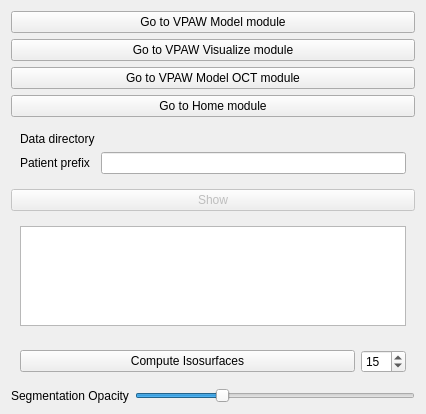
This is Modules/Scripted/VPAWVisualizeOCT/Resources/UI/VPAWVisualizeOCT.ui in Leengit/vpaw as Qt 5 draws it before an edit. The edited form follows.
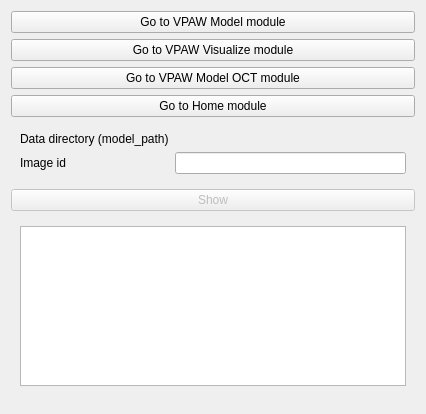
This is the edited form. Custom widgets are drawn as their Qt base class.

Commit message:
BUG: Remove extraneous code and widgets from VPAWVisualizeOCT
Remove parts from VPAWVisualizeOCT that mimicked parts of
VPAWVisualize but were not appropriate.  Support for the combination
of 2-dimensional slices into a 3-dimensional volume can be added to
VPAWVisualizeOCT once the combination is supported by the
uncbiag/OCTSeg pipeline.

```diff
--- a/Modules/Scripted/VPAWVisualizeOCT/Resources/UI/VPAWVisualizeOCT.ui
+++ b/Modules/Scripted/VPAWVisualizeOCT/Resources/UI/VPAWVisualizeOCT.ui
@@ -75,14 +75,14 @@
       <item row="0" column="0">
        <widget class="QLabel" name="dataDirectoryLabel">
         <property name="text">
-         <string>Data directory</string>
+         <string>Data directory (model_path)</string>
         </property>
        </widget>
       </item>
       <item row="1" column="0">
        <widget class="QLabel" name="patientPrefixLabel">
         <property name="text">
-         <string>Patient prefix</string>
+         <string>Image id</string>
         </property>
        </widget>
       </item>
@@ -131,105 +131,6 @@
      </layout>
     </widget>
    </item>
-   <item alignment="Qt::AlignTop">
-    <widget class="QStackedWidget" name="computeIsosurfacesStackedWidget">
-     <property name="currentIndex">
-      <number>0</number>
-     </property>
-     <widget class="QWidget" name="page">
-      <layout class="QHBoxLayout" name="horizontalLayout">
-       <item>
-        <widget class="QPushButton" name="computeIsosurfacesButton">
-         <property name="text">
-          <string>Compute Isosurfaces</string>
-         </property>
-        </widget>
-       </item>
-       <item>
-        <widget class="QSpinBox" name="numberOfIsosurfaceValues">
-         <property name="sizePolicy">
-          <sizepolicy hsizetype="Minimum" vsizetype="Fixed">
-           <horstretch>0</horstretch>
-           <verstretch>0</verstretch>
-          </sizepolicy>
-         </property>
-         <property name="minimumSize">
-          <size>
-           <width>45</width>
-           <height>0</height>
-          </size>
-         </property>
-         <property name="maximumSize">
-          <size>
-           <width>45</width>
-           <height>16777215</height>
-          </size>
-         </property>
-         <property name="toolTip">
-          <string>Number of isosurfaces</string>
-         </property>
-         <property name="value">
-          <number>15</number>
-         </property>
-        </widget>
-       </item>
-      </layout>
-     </widget>
-     <widget class="QWidget" name="page_2">
-      <layout class="QVBoxLayout" name="verticalLayout_3">
-       <item>
-        <widget class="QProgressBar" name="computeIsosurfacesProgressBar">
-         <property name="cursor">
-          <cursorShape>WaitCursor</cursorShape>
-         </property>
-         <property name="value">
-          <number>24</number>
-         </property>
-        </widget>
-       </item>
-      </layout>
-     </widget>
-    </widget>
-   </item>
-   <item>
-    <layout class="QHBoxLayout" name="horizontalLayout_2">
-     <item>
-      <widget class="QLabel" name="segmentationOpacityLabel">
-       <property name="text">
-        <string>Segmentation Opacity</string>
-       </property>
-      </widget>
-     </item>
-     <item>
-      <widget class="QSlider" name="segmentationOpacitySlider">
-       <property name="enabled">
-        <bool>true</bool>
-       </property>
-       <property name="maximum">
-        <number>10</number>
-       </property>
-       <property name="singleStep">
-        <number>1</number>
-       </property>
-       <property name="pageStep">
-        <number>1</number>
-       </property>
-       <property name="value">
-        <number>3</number>
-       </property>
-       <property name="orientation">
-        <enum>Qt::Horizontal</enum>
-       </property>
-       <property name="invertedAppearance">
-        <bool>false</bool>
-       </property>
-       <property name="tickPosition">
-        <enum>QSlider::NoTicks</enum>
-       </property>
-      </widget>
-     </item>
-    </layout>
-   </item>
    <item>
     <spacer name="verticalSpacer">
      <property name="orientation">
```
Left out of the diff: 4 changed lines with no effect on the pictures. The commit also changes 1 other file.
